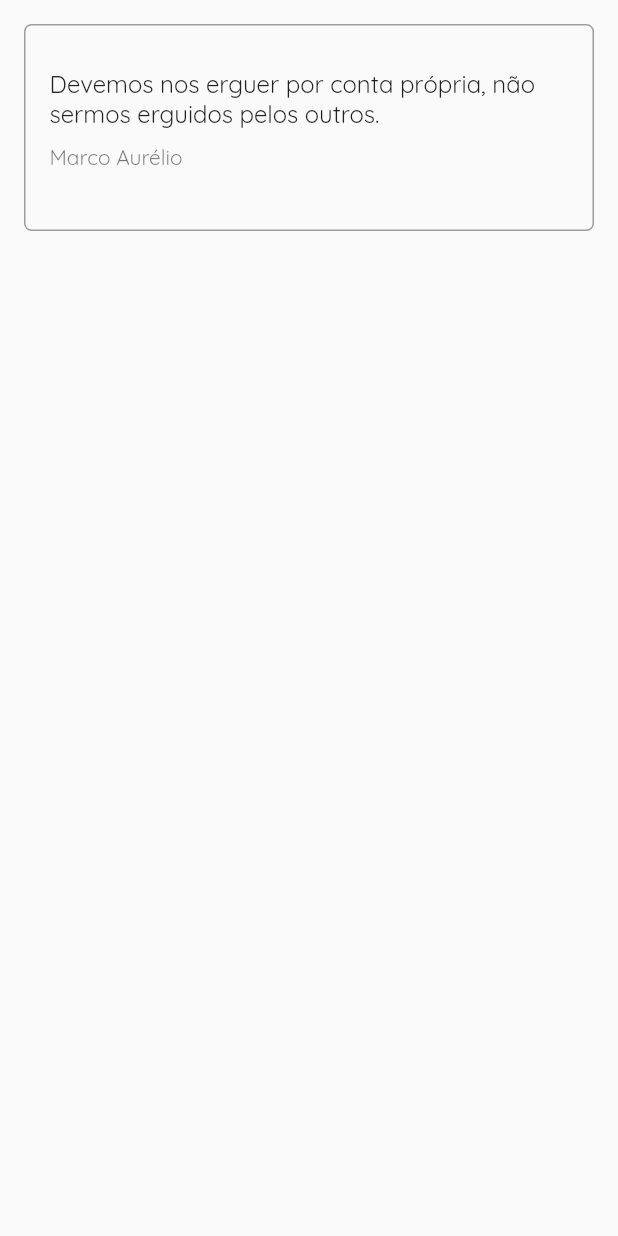
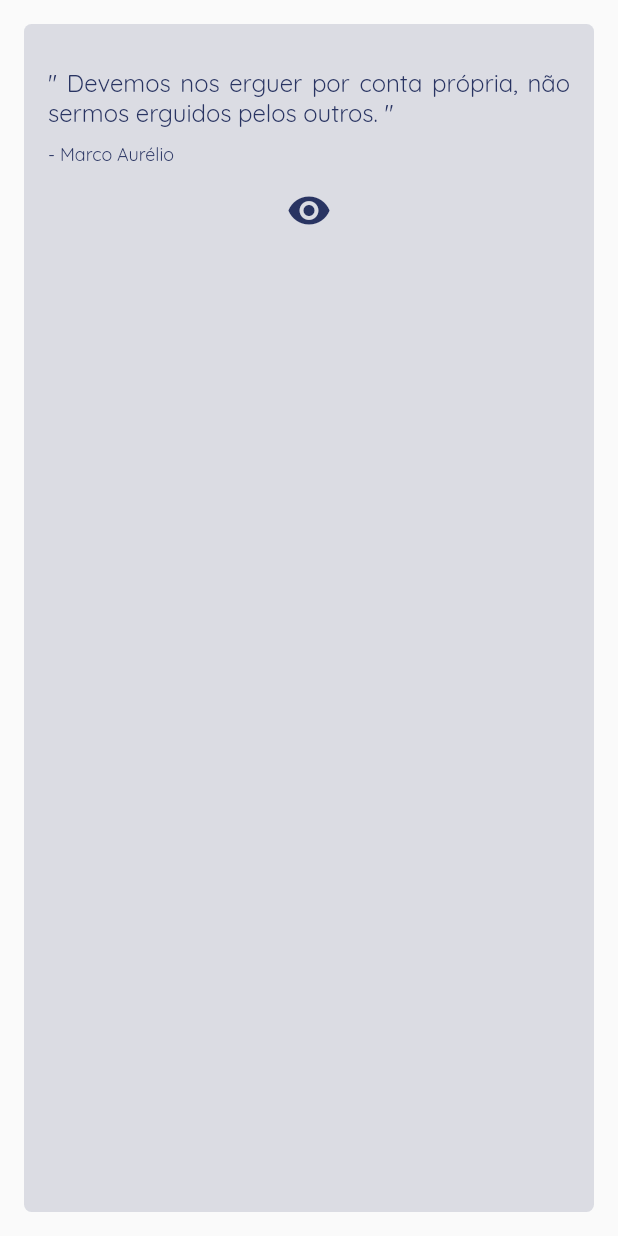
Before and after one commit to contarodrigo/awq, a Flutter app: the QuoteItem widget shown alone on an empty page, opened directly with sample values from the repository, on a phone screen of 412 x 824 dp. Run offline on Flutter 3.47's test engine with Material 2 defaults, Android fonts, the phone set to English and light mode, and no system bars; our stand-ins replace auto_size_text, cloud_firestore, firebase_messaging, flutter_local_notifications; missing offline and left inert: animated_splash, esys_flutter_share; accounts and stored records are empty.

Commit message:
melhoria quote detail nas linhas do text, lmagens das escolas, style list de quotes principal

```diff
--- a/lib/components/quote_item.dart
+++ b/lib/components/quote_item.dart
@@ -21,17 +21,37 @@ class QuoteItem extends StatelessWidget {
       ),
       child: Container(
         decoration: BoxDecoration(
-          border: Border.all(color: Colors.grey),
-          borderRadius: BorderRadius.circular(5.0),
-        ),
+            borderRadius: BorderRadius.circular(5.0),
+            color: Color.fromRGBO(41, 52, 98, 0.15)),
         padding: EdgeInsets.symmetric(vertical: 25),
-        child: ListTile(
-          title: Text(quote.text),
-          subtitle: Padding(
-            padding: const EdgeInsets.symmetric(horizontal: 0, vertical: 10),
-            child: Text(quote.author),
-          ),
-          onTap: () => _selectQuote(context),
+        child: Column(
+          children: <Widget>[
+            ListTile(
+              title: Text(
+                '" ${quote.text} "',
+                textAlign: TextAlign.justify,
+                style: Theme.of(context).textTheme.title,
+              ),
+              subtitle: Padding(
+                  padding:
+                      const EdgeInsets.symmetric(horizontal: 0, vertical: 10),
+                  child: Column(
+                    crossAxisAlignment: CrossAxisAlignment.stretch,
+                    children: <Widget>[
+                      Text(
+                        '- ${quote.author}',
+                        textAlign: TextAlign.left,
+                        style: TextStyle(
+                            fontSize: 12.0,
+                            color: Color.fromRGBO(41, 52, 98, 1)),
+                      ),
+                      SizedBox(height: 15),
+                      Icon(Icons.remove_red_eye, size: 30, color: Color.fromRGBO(41, 52, 98, 1),),
+                    ],
+                  )),
+              onTap: () => _selectQuote(context),
+            ),
+          ],
         ),
       ),
     );
--- a/lib/main.dart
+++ b/lib/main.dart
@@ -20,6 +20,11 @@ class _MyAppState extends State<MyApp> {
         primaryColor: Color.fromRGBO(41, 52, 98, 1),
         accentColor: Colors.amber,
         fontFamily: 'Quicksand',
+        textTheme: TextTheme(
+          headline: TextStyle(fontSize: 72.0, fontWeight: FontWeight.bold),
+          title:
+              TextStyle(fontSize: 16.0, color: Color.fromRGBO(41, 52, 98, 1)),
+        ),
       ),
       home: AnimatedSplash(
         imagePath: 'assets/images/book-splash.png',
--- a/pubspec.yaml
+++ b/pubspec.yaml
@@ -57,6 +57,8 @@ flutter:
   # To add assets to your application, add an assets section, like this:
   assets:
    - assets/images/book-splash.png
+   - assets/images/background-marco-aurelio.jpg
+   - assets/images/background-citacao-generico.jpg
   #  - images/a_dot_ham.jpeg
 
   # An image asset can refer to one or more resolution-specific "variants", see
```
Also changed, not shown: lib/screens/quote_detail_screen.dart (+16 -7 lines), assets/images/background-citacao-generico.jpg (added), assets/images/background-marco-aurelio.jpg (added).
